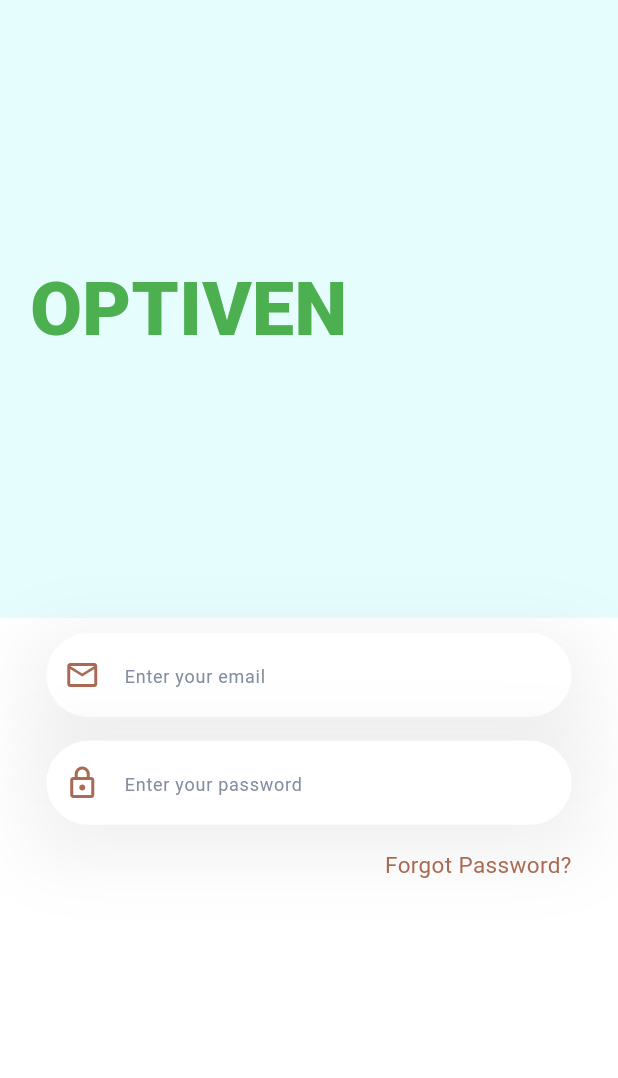
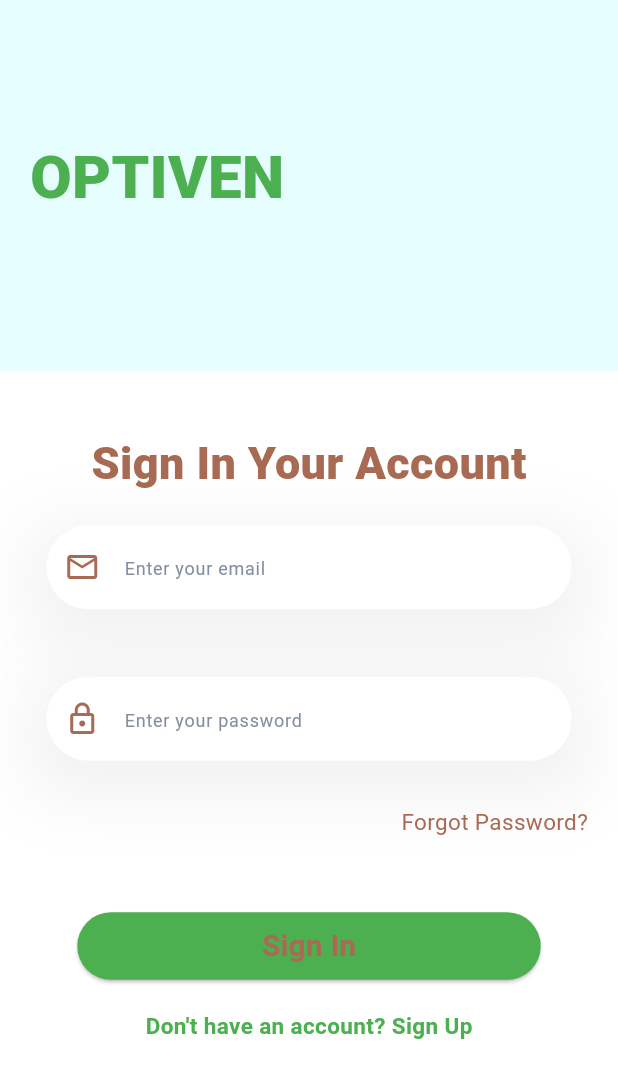
Before and after one commit to DENNISINNOCENT/Flutter, a Flutter app: the screen it shows after launch, on a phone screen of 412 x 824 dp. Shown: the top 1078 px of the screen. Run offline on Flutter 3.47's test engine with Material 3 defaults, Android fonts, the phone set to English and light mode, and no system bars.

Commit message:
overflow on pixel fix

```diff
--- a/lib/Pages/login.dart
+++ b/lib/Pages/login.dart
@@ -1,95 +1,113 @@
 import 'package:flutter/material.dart';
 import 'package:flutter_application_1/widgets/rounded_buttons.dart';
 import 'package:flutter_application_1/widgets/rounded_text_form_field.dart';
+
 class LoginPage extends StatelessWidget {
   const LoginPage({super.key});
 
   @override
-  Widget build(BuildContext context){
+  Widget build(BuildContext context) {
     return Scaffold(
-      resizeToAvoidBottomInset:true,
-      backgroundColor: Color.fromRGBO(255, 255, 255, 1.0),
-      body:_buildUI(context)
+      resizeToAvoidBottomInset: true,
+      backgroundColor: const Color.fromRGBO(255, 255, 255, 1.0),
+      body: _buildUI(context),
     );
   }
-  Widget _buildUI(BuildContext context){
-    return Column(
+
+  Widget _buildUI(BuildContext context) {
+    return SafeArea(
+      child: Column(
         children: [
           _header(context),
-        _loginForm(context),
+          Expanded(child: _loginForm(context)), // Ensure it takes only needed space
         ],
+      ),
     );
   }
-  Widget _header(BuildContext context){
+
+  Widget _header(BuildContext context) {
     return Container(
-      width:MediaQuery.of(context).size.width,
-      height: MediaQuery.of(context).size.height * 0.5,
-      color: Color.fromRGBO(230, 253, 253, 1),
-      child: Row(children: [
-        const Padding(
-          padding:EdgeInsets.fromLTRB(20, 0, 0, 0),
-          child: Text("OPTIVEN",style:TextStyle(color:Colors.green,fontSize:50.0,fontWeight: FontWeight.w800),),
+      width: MediaQuery.of(context).size.width,
+      height: MediaQuery.of(context).size.height * 0.3, // Reduce header size
+      color: const Color.fromRGBO(230, 253, 253, 1),
+      child: const Padding(
+        padding: EdgeInsets.fromLTRB(20, 90, 0, 0),
+        child: Text(
+          "OPTIVEN",
+          style: TextStyle(
+            color: Colors.green,
+            fontSize: 40.0, // Reduce font size
+            fontWeight: FontWeight.w800,
           ),
-      ],)
-
-      );
-  }
-  Widget _loginForm(BuildContext context){
-    return SizedBox(
-      width: MediaQuery.of(context).size.width,
-      height:MediaQuery.of(context).size.height *0.75,
-      child:Form(child: Padding(
-        padding: const EdgeInsets.symmetric(horizontal: 10.0,vertical: 10.0),
-        child: Column(
-          mainAxisSize: MainAxisSize.min,
-          mainAxisAlignment: MainAxisAlignment.spaceBetween,
-          crossAxisAlignment: CrossAxisAlignment.center,
-          children: [
-          _formField(context),
-          _footer(context)
-        ],),
         ),
       ),
     );
   }
-  Widget _formField(BuildContext context){
-    return SizedBox(
-      height: MediaQuery.of(context).size.height * 0.20,
+
+  Widget _loginForm(BuildContext context) {
+    return SingleChildScrollView(
+      padding: const EdgeInsets.symmetric(horizontal: 20.0, vertical: 40.0),
+      child: Form(
         child: Column(
-        mainAxisAlignment: MainAxisAlignment.spaceBetween,
-        mainAxisSize: MainAxisSize.max,
-        crossAxisAlignment:CrossAxisAlignment.end,
+          mainAxisSize: MainAxisSize.min,
           children: [
+            _formField(context),
+            const SizedBox(height: 50), // Add spacing to prevent overlaps
+            _footer(context),
+          ],
+        ),
+      ),
+    );
+  }
+
+  Widget _formField(BuildContext context) {
+    return Column(
+      children: [
+        Text("Sign In Your Account", style: TextStyle(fontSize: 30, fontWeight: FontWeight.w800,color:Color.fromARGB(255,168,106,83))),
+        const SizedBox(height: 20), // Add spacing
         RoundedTextFormField(
           prefixIcon: Icons.email_outlined,
           hintText: "Enter your email",
         ),
+        const SizedBox(height: 45), // Add spacing
         RoundedTextFormField(
           prefixIcon: Icons.lock_outlined,
-            hintText:"Enter your password",
-            obsecureText:true,
+          hintText: "Enter your password",
+          obsecureText: true,
         ),
-          Text("Forgot Password?",style: TextStyle(color:const Color.fromARGB(255, 168, 106, 83),fontSize:15),),
+        const SizedBox(height: 30),
+        const Align(
+          alignment: Alignment.centerRight,
+          child: Text(
+            "Forgot Password?",
+            style: TextStyle(
+              color: Color.fromARGB(255, 168, 106, 83),
+              fontSize: 15,
+            ),
+          ),
+        ),
       ],
-      ),
     );
   }
-  Widget _footer(BuildContext context){
+
+  Widget _footer(BuildContext context) {
     return Column(
-      mainAxisAlignment: MainAxisAlignment.center,
-      mainAxisSize:MainAxisSize.max,
-      crossAxisAlignment:CrossAxisAlignment.center,
       children: [
         SizedBox(
           width: MediaQuery.of(context).size.width * 0.75,
-        height: MediaQuery.of(context).size.height * 0.05,
-        child:const RoundedButtons(text:"Sign In"),
+          height: 45, // Use a fixed height
+          child: const RoundedButtons(text: "Sign In"),
         ),
-      Padding(
-        padding: const EdgeInsets.only(top: 20.0,bottom: 20.0),
-        child: Text(("Don't have an account? Sign Up"),style: TextStyle(color:Colors.green,fontSize:15,fontWeight:FontWeight.w600),),
+        const SizedBox(height: 20),
+        const Text(
+          "Don't have an account? Sign Up",
+          style: TextStyle(
+            color: Colors.green,
+            fontSize: 15,
+            fontWeight: FontWeight.w600,
           ),
-    ],);
-
+        ),
+      ],
+    );
   }
 }
```
Lines whose indentation alone changed are shown as unchanged.
